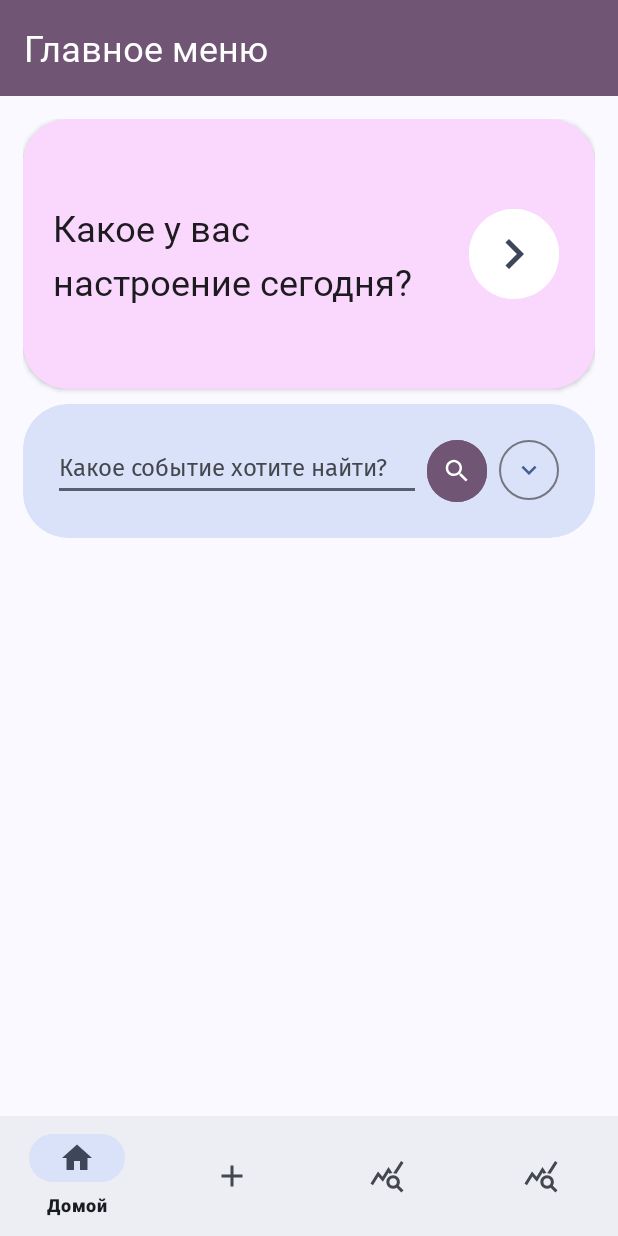
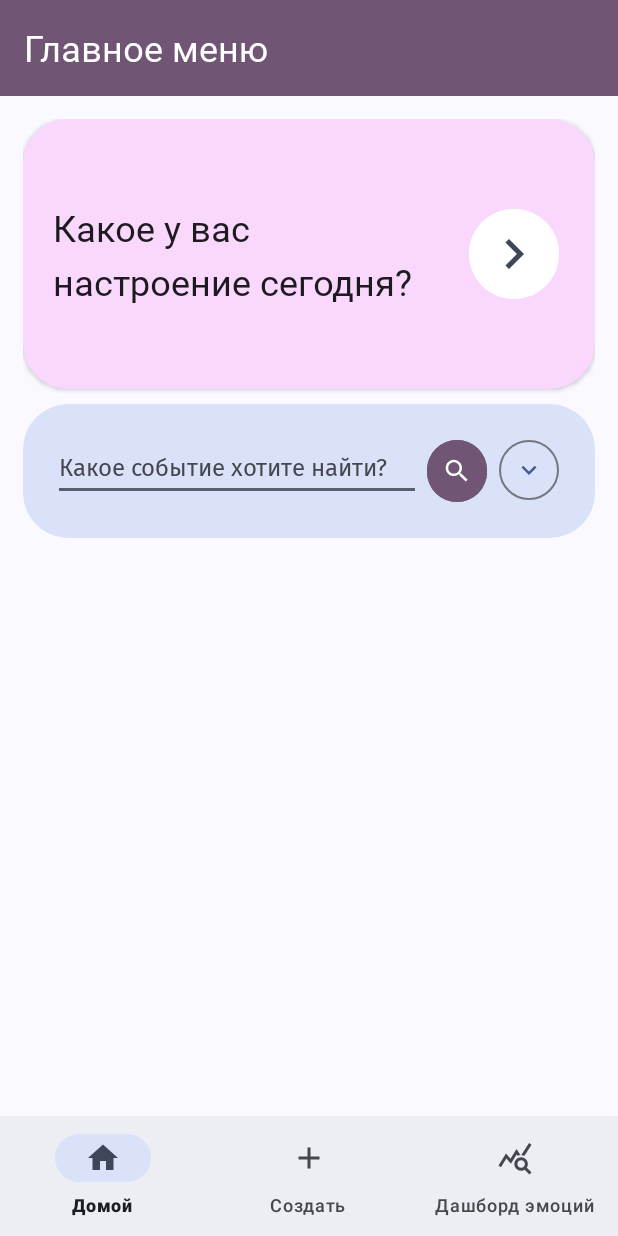
Before and after one commit to Hamjoshua/MoodNote, an Android app: the screen it shows after launch (MainActivity), on a phone screen of 412 x 824 dp. Run offline under Robolectric (Android 15) with nearby library versions, the phone set to English and light mode, and no system bars; our stand-ins replace Dagger/Hilt's generated code, Room's generated code, navigation-ui.

Commit message:
Рефакторинг, фикс даты в "Недавних эмоцииях"

```diff
--- a/app/src/main/java/com/example/moodnote/MainActivity.kt
+++ b/app/src/main/java/com/example/moodnote/MainActivity.kt
@@ -38,7 +38,6 @@ class MainActivity : AppCompatActivity() {
             setOf(
                 R.id.mainFragment,
                 R.id.noteFormFragment,
-                R.id.statisticsFragment,
                 R.id.fragmentEmotionDashboard
             )
         )
--- a/app/src/main/java/com/example/moodnote/ui/EmotionCalendarAdapter.kt
+++ b/app/src/main/java/com/example/moodnote/adapters/EmotionCalendarAdapter.kt
@@ -1,4 +1,4 @@
-package com.example.moodnote.ui
+package com.example.moodnote.adapters
 
 import android.content.Context
 import android.view.View
--- a/app/src/main/java/com/example/moodnote/utils/NoteAdapter.kt
+++ b/app/src/main/java/com/example/moodnote/adapters/NoteAdapter.kt
@@ -1,4 +1,4 @@
-package com.example.moodnote.utils
+package com.example.moodnote.adapters
 
 import android.view.LayoutInflater
 import android.view.ViewGroup
@@ -8,6 +8,7 @@ import androidx.recyclerview.widget.RecyclerView
 import com.example.moodnote.data.Note
 import com.example.moodnote.data.NoteWithEmotion
 import com.example.moodnote.databinding.RItemBinding
+import com.example.moodnote.utils.toDateString
 
 class NoteViewHolder(binding: RItemBinding) : RecyclerView.ViewHolder(binding.root) {
     val binding = binding
--- a/app/src/main/java/com/example/moodnote/ui/FilterFragment.kt
+++ b/app/src/main/java/com/example/moodnote/ui/FilterFragment.kt
@@ -75,7 +75,6 @@ class FilterFragment : Fragment(), TimePickerDialog.OnTimeSetListener {
     override fun onResume() {
         super.onResume()
         applyFilter(false)
-        Log.d("FilterActivity", "User returned")
     }
 
     private fun applyFilter(withToast: Boolean = true) {
--- a/app/src/main/java/com/example/moodnote/ui/MainFragment.kt
+++ b/app/src/main/java/com/example/moodnote/ui/MainFragment.kt
@@ -1,7 +1,6 @@
 package com.example.moodnote.ui
 
 import android.os.Bundle
-import android.security.ConfirmationAlreadyPresentingException
 import android.util.Log
 import android.view.LayoutInflater
 import android.view.View
@@ -18,8 +17,8 @@ import com.example.moodnote.R
 import com.example.moodnote.data.Note
 import com.example.moodnote.databinding.FragmentMainBinding
 import com.example.moodnote.utils.ConfirmationDialog
-import com.example.moodnote.utils.NoteAdapter
-import com.example.moodnote.utils.OnNoteElementClick
+import com.example.moodnote.adapters.NoteAdapter
+import com.example.moodnote.adapters.OnNoteElementClick
 import com.example.moodnote.vm.MoodViewModel
 import dagger.hilt.android.AndroidEntryPoint
 import kotlinx.coroutines.launch
--- a/app/src/main/java/com/example/moodnote/vm/MoodViewModel.kt
+++ b/app/src/main/java/com/example/moodnote/vm/MoodViewModel.kt
@@ -56,7 +56,6 @@ open class MoodViewModel @Inject constructor(
         viewModelScope.launch(Dispatchers.IO) {
             moodRepository.getNotesWithEmotions()
                 .map {
-                    Log.d("NotesVM-before", it.toString())
                     it.filter { noteEmotion ->
                         (emotionId == null || emotionId == noteEmotion.emotion.id) &&
                                 (dateFrom == null || noteEmotion.note.date >= dateFrom) &&
@@ -65,7 +64,6 @@ open class MoodViewModel @Inject constructor(
                     }
                 }
                 .collect {
-                    Log.d("NotesVM-after", it.toString())
                     _notes.emit(it)
                 }
         }
--- a/app/src/main/res/menu/main_menu.xml
+++ b/app/src/main/res/menu/main_menu.xml
@@ -13,16 +13,9 @@
         android:icon="@drawable/baseline_add_24"
         android:title="Создать" />
     <item
-        android:id="@+id/statisticsFragment"
-        android:layout_width="wrap_content"
-        android:layout_height="wrap_content"
-        android:icon="@drawable/baseline_query_stats_24"
-        android:title="Статистика" />
-
-    <item
         android:id="@+id/fragmentEmotionDashboard"
         android:layout_width="wrap_content"
         android:layout_height="wrap_content"
         android:icon="@drawable/baseline_query_stats_24"
-        android:title="ДашБордЭмоций"/>
+        android:title="Дашборд эмоций"/>
 </menu>
--- a/app/src/main/res/navigation/nav_graph.xml
+++ b/app/src/main/res/navigation/nav_graph.xml
@@ -28,14 +28,8 @@
     </fragment>
 
     <fragment
-        android:id="@+id/statisticsFragment"
-        android:name="com.example.moodnote.ui.StatisticsFragment"
-        android:label="Статистика"
-        tools:layout="@layout/fragment_statistics" />
-
-    <fragment
         android:id="@+id/fragmentEmotionDashboard"
         android:name="com.example.moodnote.ui.EmotionDashboardFragment"
-        android:label="Статистика"
+        android:label="Дашборд эмоций"
         tools:layout="@layout/fragment_emotion_dashboard" />
 </navigation>
```
Also changed, not shown: app/src/main/java/com/example/moodnote/adapters/RecentEmotionsAdapter.kt (renamed from app/src/main/java/com/example/moodnote/ui/RecentEmotionsAdapter.kt, +3 -6 lines), app/src/main/java/com/example/moodnote/ui/EmotionDashboardFragment.kt (+2 -9 lines), app/src/main/java/com/example/moodnote/ui/NoteFormFragment.kt (+4 -4 lines), app/src/main/java/com/example/moodnote/ui/StatisticsFragment.kt (deleted, +0 -63 lines), app/src/main/java/com/example/moodnote/utils/LongExtensions.kt (+7 -0 lines), app/src/main/res/layout/fragment_emotion_dashboard.xml (+7 -8 lines), app/src/main/res/layout/fragment_statistics.xml (deleted, +0 -15 lines).
